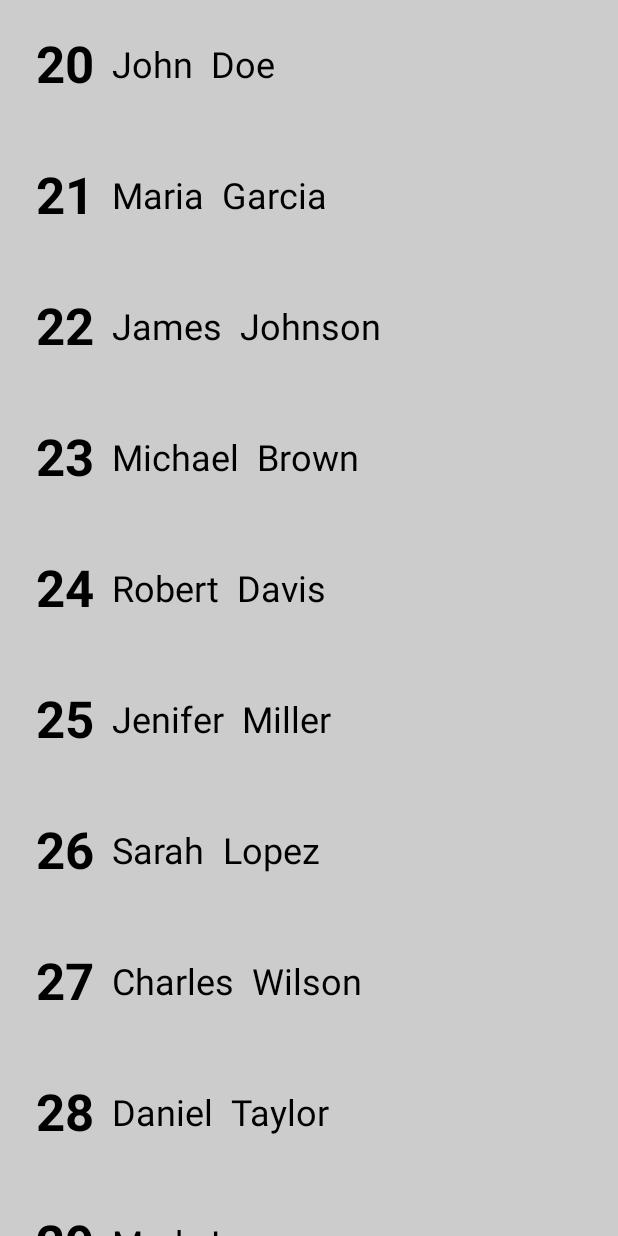
After one commit to Acorde/JetpackComposeDemo, an Android app built with Jetpack Compose: the LaztColumActivity screen opened directly, with no data from a screen before it, on a phone screen of 412 x 824 dp. The commit adds this screen. Run offline under Robolectric (Android 15) with nearby library versions, the light colour scheme and no system bars.

Commit message:
#Recycler view example

```diff
--- a/app/src/main/AndroidManifest.xml
+++ b/app/src/main/AndroidManifest.xml
@@ -9,6 +9,11 @@
         android:roundIcon="@mipmap/ic_launcher_round"
         android:supportsRtl="true"
         android:theme="@style/Theme.JetpackCompose">
+        <activity
+            android:name=".LaztColumActivity"
+            android:exported="true"
+            android:label="@string/title_activity_lazt_colum"
+            android:theme="@style/Theme.JetpackCompose.NoActionBar" />
         <activity
             android:name=".ExpandableCardActivity"
             android:exported="true"
--- /dev/null
+++ b/app/src/main/java/com/igor/jetpackcompose/LaztColumActivity.kt
@@ -0,0 +1,105 @@
+package com.igor.jetpackcompose
+
+import android.os.Bundle
+import android.util.Log
+import androidx.activity.ComponentActivity
+import androidx.activity.compose.setContent
+import androidx.compose.foundation.ExperimentalFoundationApi
+import androidx.compose.foundation.background
+import androidx.compose.foundation.layout.Arrangement
+import androidx.compose.foundation.layout.PaddingValues
+import androidx.compose.foundation.layout.fillMaxWidth
+import androidx.compose.foundation.layout.padding
+import androidx.compose.foundation.lazy.LazyColumn
+import androidx.compose.foundation.lazy.items
+import androidx.compose.foundation.lazy.itemsIndexed
+import androidx.compose.material.MaterialTheme
+import androidx.compose.material.Surface
+import androidx.compose.material.Text
+import androidx.compose.runtime.Composable
+import androidx.compose.ui.Modifier
+import androidx.compose.ui.graphics.Color
+import androidx.compose.ui.tooling.preview.Preview
+import androidx.compose.ui.unit.dp
+import com.igor.jetpackcompose.compose_custom_component.CustomItem
+import com.igor.jetpackcompose.model.PersonRepository
+import com.igor.jetpackcompose.ui.theme.JetpackComposeTheme
+
+class LaztColumActivity : ComponentActivity() {
+    override fun onCreate(savedInstanceState: Bundle?) {
+        super.onCreate(savedInstanceState)
+        setContent {
+            JetpackComposeTheme {
+                // A surface container using the 'background' color from the theme
+                Surface(color = MaterialTheme.colors.background) {
+                    val repository = PersonRepository()
+                    val allData = repository.getAllData()
+
+                    LazyColumn {
+                        items(items = allData) { person ->
+                            CustomItem(person = person)
+                        }
+                    }
+                }
+            }
+        }
+    }
+}
+
+
+//@Preview(showBackground = true)
+//@Composable
+//fun LaztColumActivityPreview() {
+//    JetpackComposeTheme {
+//        Surface(color = MaterialTheme.colors.background) {
+//            val repository = PersonRepository()
+//            val allData = repository.getAllData()
+//
+//            LazyColumn(
+//                contentPadding = PaddingValues(all = 12.dp),
+//                verticalArrangement = Arrangement.spacedBy(12.dp)
+//            ) {
+//                itemsIndexed(
+//                    items = allData,
+//                    key = {index, peeson ->
+//                        peeson.id
+//                    }
+//                    ) { index, person ->
+//                    Log.d("IgorTest", "Index is:$index")
+//                    CustomItem(person = person)
+//                }
+//            }
+//        }
+//    }
+//}
+
+@ExperimentalFoundationApi
+@Preview(showBackground = true)
+@Composable
+fun LaztColumActivityStickyHeaderPreview() {
+    JetpackComposeTheme {
+        val sections = listOf("A", "B", "C", "D", "E", "F", "G")
+
+        LazyColumn(
+            verticalArrangement = Arrangement.spacedBy(12.dp)
+        ) {
+            sections.forEach { section ->
+                stickyHeader {
+                    Text(
+                        modifier = Modifier
+                            .fillMaxWidth()
+                            .background(Color.LightGray)
+                            .padding(12.dp),
+                        text = "Section $section"
+                    )
+                }
+                items(10) {
+                    Text(
+                        modifier = Modifier.padding(12.dp),
+                        text = "Item $it from the section $section"
+                    )
+                }
+            }
+        }
+    }
+}
--- /dev/null
+++ b/app/src/main/java/com/igor/jetpackcompose/compose_custom_component/CustomItem.kt
@@ -0,0 +1,62 @@
+package com.igor.jetpackcompose.compose_custom_component
+
+import androidx.compose.foundation.background
+import androidx.compose.foundation.layout.Arrangement
+import androidx.compose.foundation.layout.Row
+import androidx.compose.foundation.layout.fillMaxWidth
+import androidx.compose.foundation.layout.padding
+import androidx.compose.material.MaterialTheme
+import androidx.compose.material.Text
+import androidx.compose.runtime.Composable
+import androidx.compose.ui.Alignment
+import androidx.compose.ui.Modifier
+import androidx.compose.ui.graphics.Color
+import androidx.compose.ui.text.font.FontWeight
+import androidx.compose.ui.tooling.preview.Preview
+import androidx.compose.ui.unit.dp
+import com.igor.jetpackcompose.model.Person
+
+@Composable
+fun CustomItem(person: Person) {
+    Row(
+        modifier = Modifier
+            .background(Color.LightGray)
+            .fillMaxWidth()
+            .padding(24.dp),
+        verticalAlignment = Alignment.CenterVertically,
+        horizontalArrangement = Arrangement.spacedBy(12.dp)
+    ) {
+        Text(
+            text = "${person.age}",
+            color = Color.Black,
+            fontSize = MaterialTheme.typography.h4.fontSize,
+            fontWeight = FontWeight.Bold
+        )
+        Text(
+            text = person.firstName,
+            color = Color.Black,
+            fontSize = MaterialTheme.typography.h5.fontSize,
+            fontWeight = FontWeight.Normal
+        )
+        Text(
+            text = person.lastName,
+            color = Color.Black,
+            fontSize = MaterialTheme.typography.h5.fontSize,
+            fontWeight = FontWeight.Normal
+        )
+    }
+}
+
+
+@Composable
+@Preview
+fun CustomItemPreview() {
+    CustomItem(
+        person = Person(
+            id = 0,
+            firstName = "John",
+            lastName = "Doe",
+            age = 20
+        )
+    )
+}
--- /dev/null
+++ b/app/src/main/java/com/igor/jetpackcompose/model/Person.kt
@@ -0,0 +1,8 @@
+package com.igor.jetpackcompose.model
+
+data class Person(
+    val id: Int,
+    val firstName: String,
+    val lastName: String,
+    val age: Int
+)
--- /dev/null
+++ b/app/src/main/java/com/igor/jetpackcompose/model/PersonRepository.kt
@@ -0,0 +1,68 @@
+package com.igor.jetpackcompose.model
+
+class PersonRepository {
+    fun getAllData(): List<Person> {
+        return listOf(
+            Person(
+                id = 0,
+                firstName = "John",
+                lastName = "Doe",
+                age = 20
+            ),
+            Person(
+                id = 1,
+                firstName = "Maria",
+                lastName = "Garcia",
+                age = 21
+            ),
+            Person(
+                id = 2,
+                firstName = "James",
+                lastName = "Johnson",
+                age = 22
+            ),
+            Person(
+                id = 3,
+                firstName = "Michael",
+                lastName = "Brown",
+                age = 23
+            ),
+            Person(
+                id = 4,
+                firstName = "Robert",
+                lastName = "Davis",
+                age = 24
+            ),
+            Person(
+                id = 5,
+                firstName = "Jenifer",
+                lastName = "Miller",
+                age = 25
+            ),
+            Person(
+                id = 6,
+                firstName = "Sarah",
+                lastName = "Lopez",
+                age = 26
+            ),
+            Person(
+                id = 7,
+                firstName = "Charles",
+                lastName = "Wilson",
+                age = 27
+            ),
+            Person(
+                id = 8,
+                firstName = "Daniel",
+                lastName = "Taylor",
+                age = 28
+            ),
+            Person(
+                id = 9,
+                firstName = "Mark",
+                lastName = "Lee",
+                age = 29
+            ),
+        )
+    }
+}
--- a/app/src/main/res/values/strings.xml
+++ b/app/src/main/res/values/strings.xml
@@ -7,4 +7,5 @@
     <string name="title_activity_box_layout">BoxLayoutActivity</string>
     <string name="title_activity_text_costomization">TextCostomizationActivity</string>
     <string name="title_activity_expandable_card">ExpandableCardActivity</string>
+    <string name="title_activity_lazt_colum">LaztColumActivity</string>
 </resources>
```
Also changed, not shown: 86 other files.
